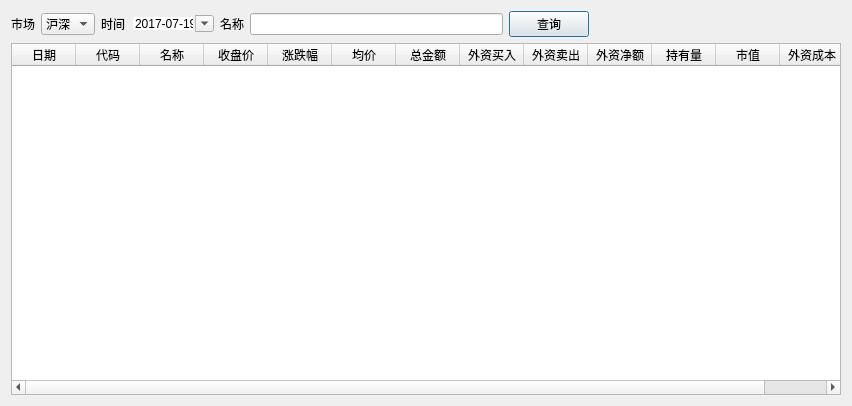
This is qeastmoneyhsgtdialog.ui in bnufree/Hq as Qt 5 draws it before an edit. The edited form follows.
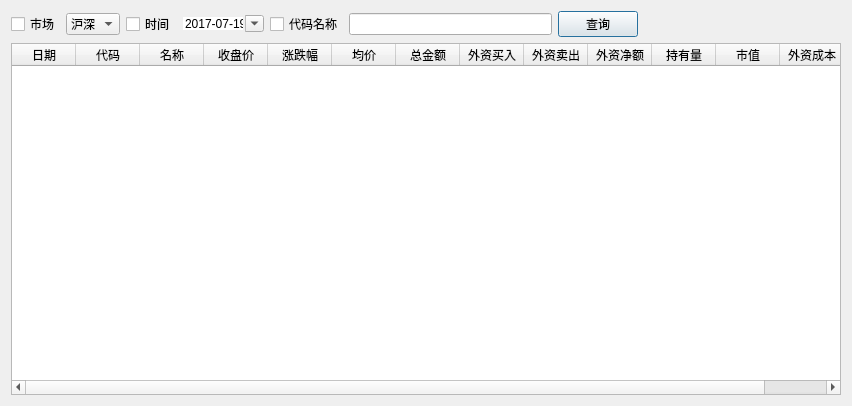
This is the edited form.

```diff
--- a/qeastmoneyhsgtdialog.ui
+++ b/qeastmoneyhsgtdialog.ui
@@ -17,7 +17,7 @@
    <item>
     <layout class="QHBoxLayout" name="horizontalLayout">
      <item>
-      <widget class="QLabel" name="label">
+      <widget class="QCheckBox" name="MarketCHK">
        <property name="text">
         <string>市场</string>
        </property>
@@ -43,7 +43,7 @@
       </widget>
      </item>
      <item>
-      <widget class="QLabel" name="label_2">
+      <widget class="QCheckBox" name="DateCHK">
        <property name="text">
         <string>时间</string>
        </property>
@@ -56,7 +56,7 @@
        </property>
        <property name="minimumTime">
         <time>
-         <hour>12</hour>
+         <hour>0</hour>
          <minute>0</minute>
          <second>0</second>
         </time>
@@ -80,9 +80,9 @@
       </widget>
      </item>
      <item>
-      <widget class="QLabel" name="label_3">
+      <widget class="QCheckBox" name="CodeCHK">
        <property name="text">
-        <string>名称</string>
+        <string>代码名称</string>
        </property>
       </widget>
      </item>
```
